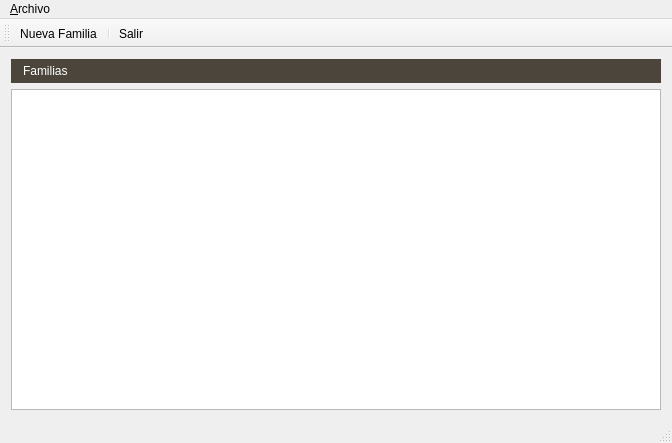
Old version of the form gui_design/mainwindow.ui in the repository cabumtz/censocathdesktop.
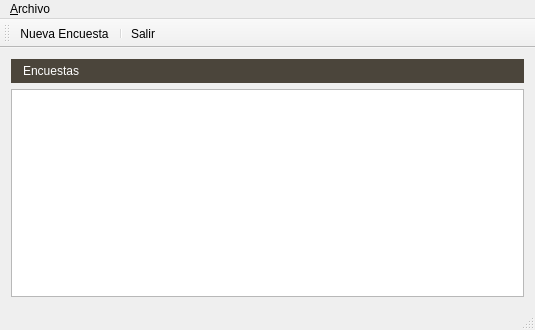
New version of the form. Icons and pictures are not drawn.

Commit message: Update: created ant build script, designed ui for encuesta dialog

The edit to the form file:
```diff
--- a/gui_design/mainwindow.ui
+++ b/gui_design/mainwindow.ui
@@ -6,8 +6,8 @@
    <rect>
     <x>0</x>
     <y>0</y>
-    <width>672</width>
-    <height>443</height>
+    <width>535</width>
+    <height>330</height>
    </rect>
   </property>
   <property name="windowTitle">
@@ -41,7 +41,7 @@
             <number>5</number>
            </property>
            <item>
-            <widget class="QLabel" name="label">
+            <widget class="QLabel" name="lblEncuestas">
              <property name="minimumSize">
               <size>
                <width>0</width>
@@ -467,7 +467,7 @@
               <bool>true</bool>
              </property>
              <property name="text">
-              <string>Familias</string>
+              <string>Encuestas</string>
              </property>
              <property name="indent">
               <number>12</number>
@@ -475,7 +475,7 @@
             </widget>
            </item>
            <item>
-            <widget class="QTableView" name="tableView"/>
+            <widget class="QTableView" name="tblVwEncuestas"/>
            </item>
           </layout>
          </widget>
@@ -492,7 +492,7 @@
     <rect>
      <x>0</x>
      <y>0</y>
-     <width>672</width>
+     <width>535</width>
      <height>18</height>
     </rect>
    </property>
@@ -516,7 +516,7 @@
    <attribute name="toolBarBreak">
     <bool>false</bool>
    </attribute>
-   <addaction name="actionNueva_Familia"/>
+   <addaction name="actionNueva_Encuesta"/>
    <addaction name="separator"/>
    <addaction name="actionSalir"/>
   </widget>
@@ -532,16 +532,16 @@
     <string>Ctrl+X</string>
    </property>
   </action>
-  <action name="actionNueva_Familia">
+  <action name="actionNueva_Encuesta">
    <property name="icon">
     <iconset resource="resources/actionIcos.qrc">
      <normaloff>:/icos32/icos32/document-new.png</normaloff>:/icos32/icos32/document-new.png</iconset>
    </property>
    <property name="text">
-    <string>&amp;Nueva Familia</string>
+    <string>&amp;Nueva Encuesta</string>
    </property>
    <property name="toolTip">
-    <string>Nueva Familia</string>
+    <string>Nueva Encuesta</string>
    </property>
    <property name="shortcut">
     <string>Ctrl+N</string>
```
The commit also changes 10 other files.
